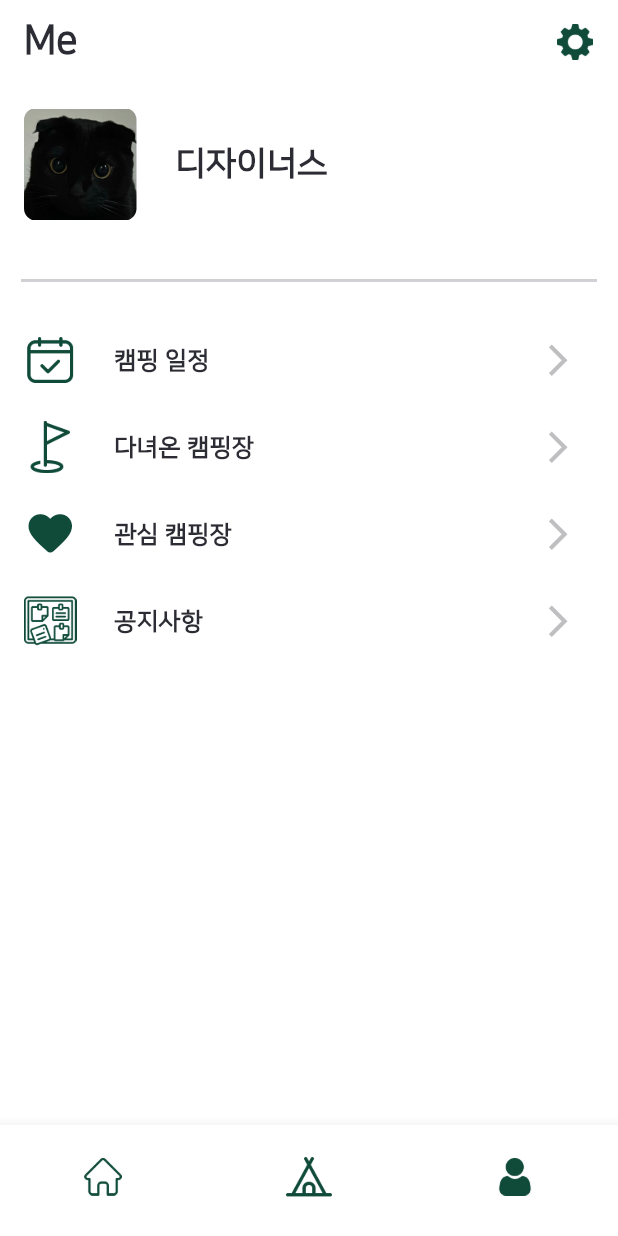
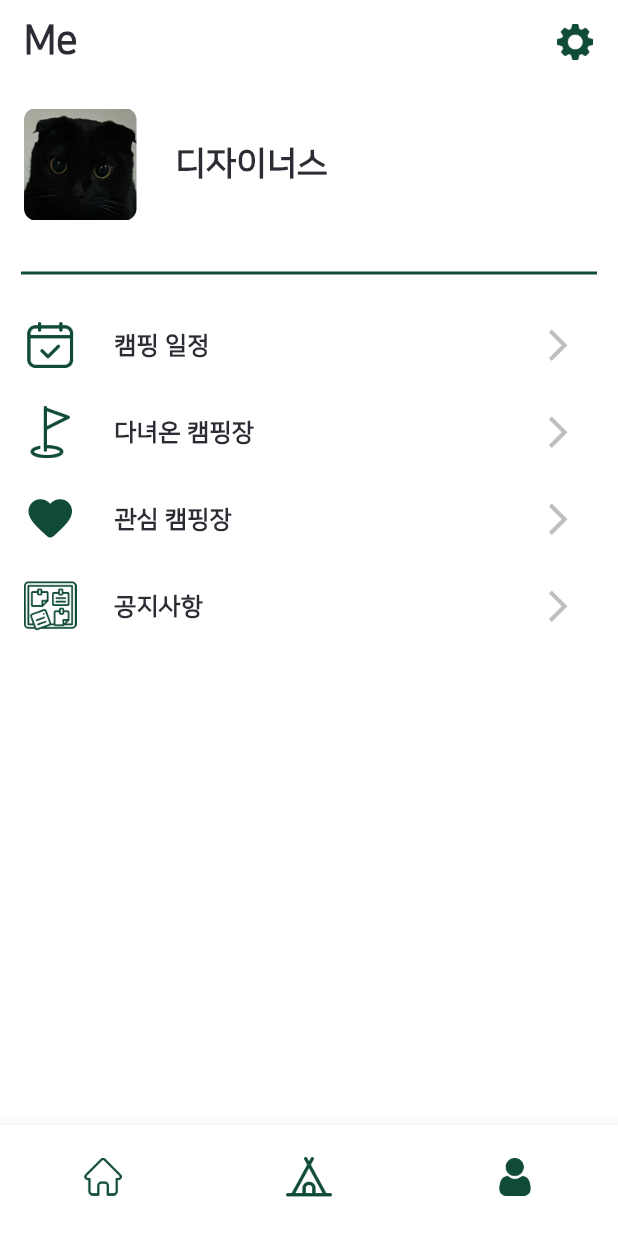
Before and after one commit to bbarkse93/project-yayoung-flutter, a Flutter app: the screen it shows after launch, item 3 of the bottom bar chosen, on a phone screen of 412 x 824 dp. Run offline on Flutter 3.47's test engine with Material 3 defaults, Android fonts, the phone set to English and light mode, and no system bars; our stand-ins replace animated_splash_screen, carousel_slider, dio, flutter_secure_storage, flutter_svg, logger and 1 more; missing offline and left inert: flutter_naver_login, kakao_flutter_sdk; network calls fail.

Commit message:
설정 화면 수정중

```diff
--- a/lib/ui/pages/my_page/main/main_page_widgets/my_page_dividing_line.dart
+++ b/lib/ui/pages/my_page/main/main_page_widgets/my_page_dividing_line.dart
@@ -11,7 +11,7 @@ class MyPageDividing extends StatelessWidget {
   Widget build(BuildContext context) {
     return Padding(
       padding: const EdgeInsets.all(14.0),
-      child: MyDivider(height: 20, thickness: 2, color: kChoiceGray),
+      child: MyDivider(height: 10, thickness: 2, color: kPrimaryColor),
     );
   }
 }
```
Also changed, not shown: lib/ui/pages/my_page/setting/setting_page.dart (added, +17 -0 lines).
